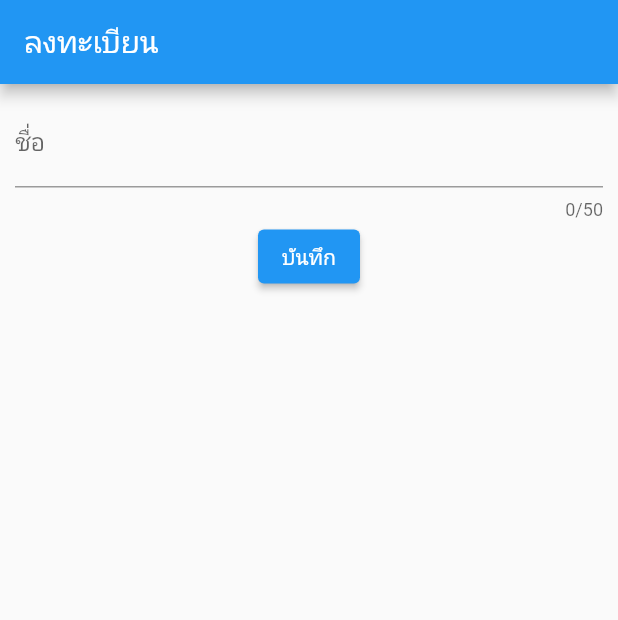
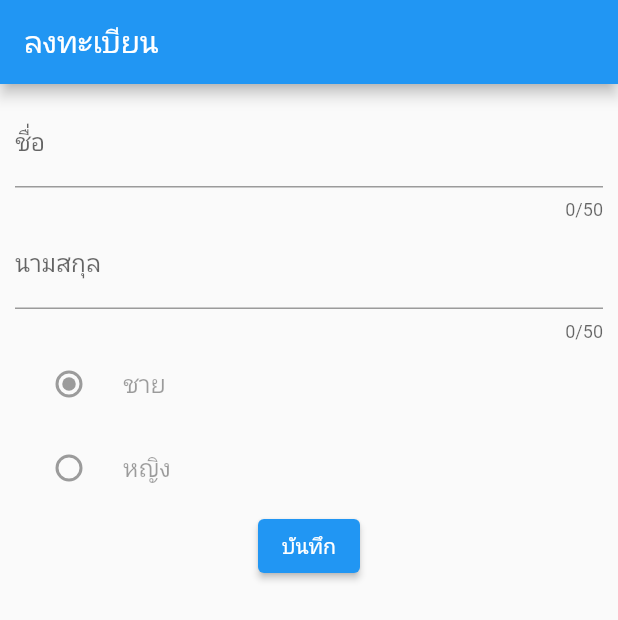
Before and after one commit to chon26909/Flutter-Form-Input, a Flutter app: the screen it shows after launch, after a tap on "บันทึก", on a phone screen of 412 x 824 dp. Shown: the top 620 px of the screen. Run offline on Flutter 3.47's test engine with Material 2 defaults, Android fonts, the phone set to English and light mode, and no system bars.

Commit message:
radio button

```diff
--- a/lib/screens/home_screen.dart
+++ b/lib/screens/home_screen.dart
@@ -1,9 +1,16 @@
 import 'package:flutter/material.dart';
 
-class HomeScreen extends StatelessWidget {
+class HomeScreen extends StatefulWidget {
+  const HomeScreen({super.key});
+
+  @override
+  State<HomeScreen> createState() => _HomeScreenState();
+}
+
+class _HomeScreenState extends State<HomeScreen> {
   final nameController = TextEditingController();
-
-  HomeScreen({super.key});
+  final surnameController = TextEditingController();
+  var gender = '';
 
   @override
   Widget build(BuildContext context) {
@@ -15,9 +22,11 @@ class HomeScreen extends StatelessWidget {
           child: Column(
             children: [
               buildTextField(),
+              buildRadio(),
               ElevatedButton(
                 onPressed: () {
-                  print('Name: ${nameController.text}');
+                  print(
+                      'Name: ${nameController.text} ${surnameController.text}');
                 },
                 child: const Text("บันทึก"),
               )
@@ -28,12 +37,42 @@ class HomeScreen extends StatelessWidget {
     );
   }
 
-  TextField buildTextField() => TextField(
+  Widget buildRadio() => Column(
+        // ignore: prefer_const_literals_to_create_immutables
+        children: [
+          const RadioListTile(
+            title: Text('ชาย'),
+            value: 'male',
+            groupValue: 'male',
+            onChanged: null,
+          ),
+          const RadioListTile(
+            title: Text('หญิง'),
+            value: 'female',
+            groupValue: 'male',
+            onChanged: null,
+          ),
+        ],
+      );
+
+  Widget buildTextField() => Column(
+        children: [
+          TextField(
             decoration: const InputDecoration(
               labelText: "ชื่อ",
             ),
             maxLength: 50,
             keyboardType: TextInputType.name,
             controller: nameController,
+          ),
+          TextField(
+            decoration: const InputDecoration(
+              labelText: "นามสกุล",
+            ),
+            maxLength: 50,
+            keyboardType: TextInputType.name,
+            controller: surnameController,
+          ),
+        ],
       );
 }
```
Lines whose indentation alone changed are shown as unchanged.
